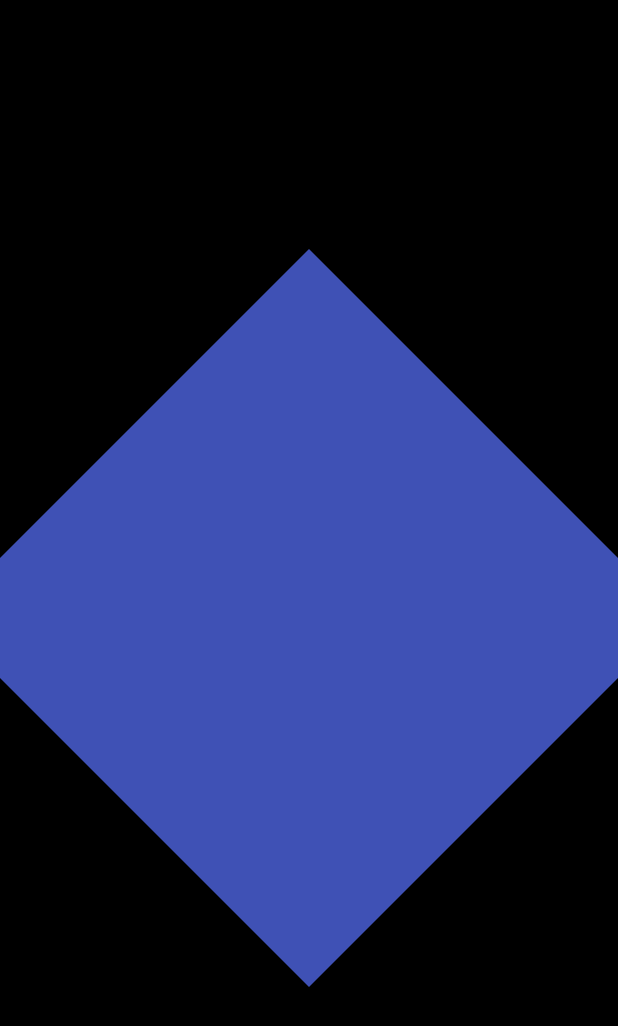
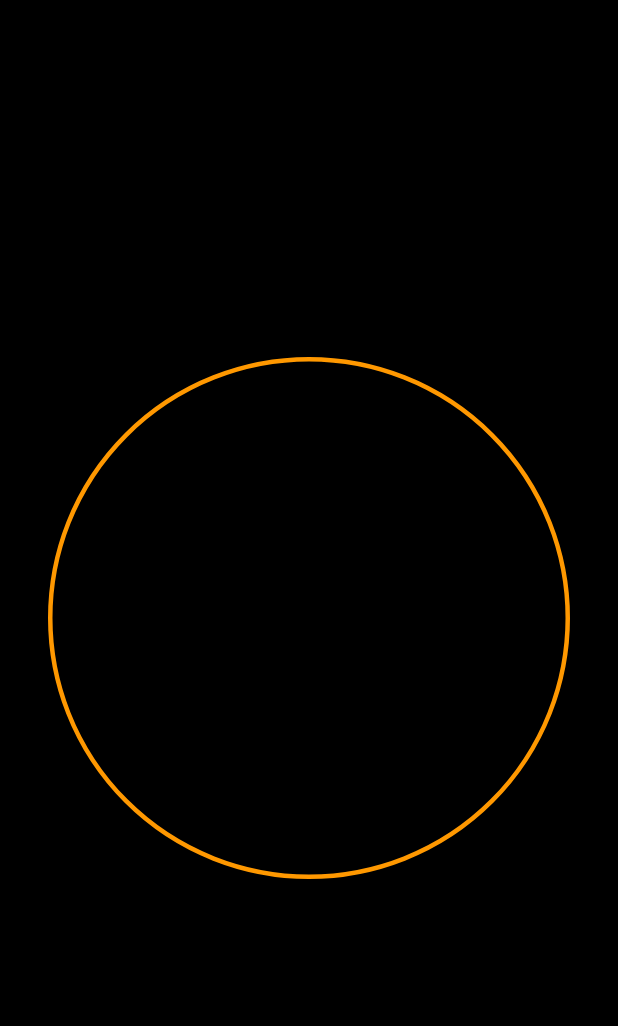
Before and after one commit to sumithpdd/codewithandrea, a Flutter app: the screen it shows after launch, on a phone screen of 412 x 824 dp. Shown: the top 1026 px of the screen. Run offline on Flutter 3.47's test engine with Material 2 defaults, Android fonts, the phone set to English and light mode, and no system bars.

Commit message:
Getting the circle radius from LayoutBuilder

```diff
--- a/animation/stopwatch_flutter/lib/ui/stopwatch.dart
+++ b/animation/stopwatch_flutter/lib/ui/stopwatch.dart
@@ -43,6 +43,14 @@ class _StopwatchState extends State<Stopwatch>
     // return ElapsedTimeTextBasic(
     //   elapsed: _elapsed,
     // );
-    return StopwatchRenderer(elapsed: _elapsed);
+    return LayoutBuilder(
+      builder: (context, constraints) {
+        final radius = constraints.maxWidth / 2;
+        return StopwatchRenderer(
+          elapsed: _elapsed,
+          radius: radius,
+        );
+      },
+    );
   }
 }
--- a/animation/stopwatch_flutter/lib/ui/stopwatch_renderer.dart
+++ b/animation/stopwatch_flutter/lib/ui/stopwatch_renderer.dart
@@ -8,19 +8,21 @@ class StopwatchRenderer extends StatelessWidget {
   const StopwatchRenderer({
     Key? key,
     required this.elapsed,
+    required this.radius,
   }) : super(key: key);
+
   final Duration elapsed;
+  final double radius;
   @override
   Widget build(BuildContext context) {
     return Stack(
       children: [
-        Transform(
-          transform: Matrix4.rotationZ(pi / 4),
-          alignment: Alignment.center,
-          child: Container(
-            color: Colors.indigo,
+        Container(
+          decoration: BoxDecoration(
+            border: Border.all(width: 3, color: Colors.orange),
+            borderRadius: BorderRadius.circular(radius),
           ),
-        ),
+        )
         // ElapsedTimeText(
         //   elapsed: elapsed,
         // ),
```
